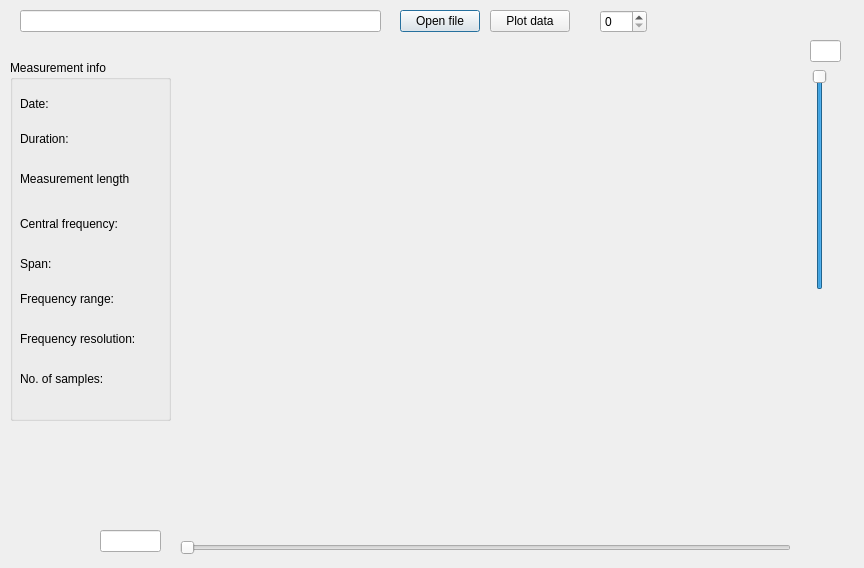
Old version of the form loaddata.ui in the repository petrsvobodnik/DP.
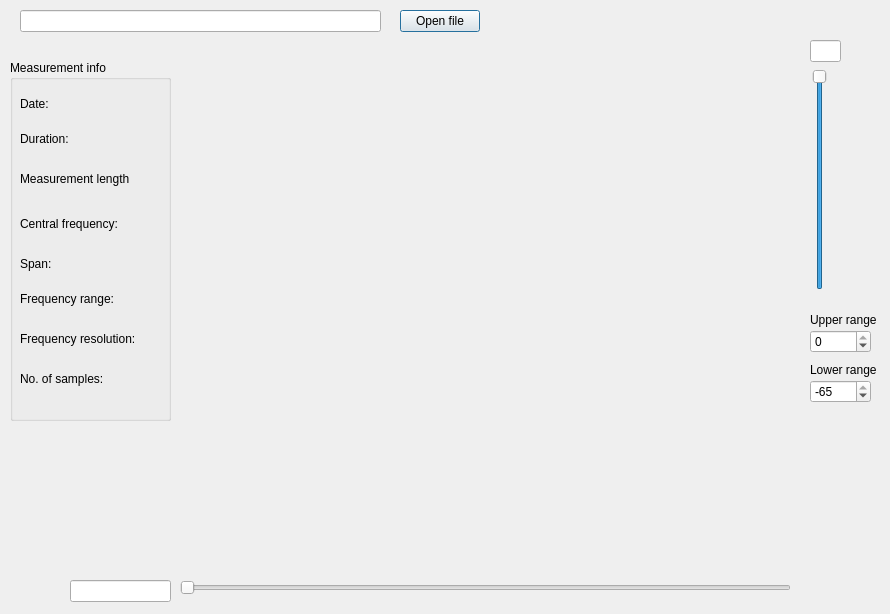
New version of the form. Custom widgets are drawn as their Qt base class.

What changed in the file:
```diff
--- a/loaddata.ui
+++ b/loaddata.ui
@@ -6,8 +6,8 @@
    <rect>
     <x>0</x>
     <y>0</y>
-    <width>864</width>
-    <height>568</height>
+    <width>890</width>
+    <height>614</height>
    </rect>
   </property>
   <property name="windowTitle">
@@ -29,7 +29,7 @@
      <x>180</x>
      <y>300</y>
      <width>621</width>
-     <height>211</height>
+     <height>251</height>
     </rect>
    </property>
   </widget>
@@ -181,34 +181,11 @@
     <string>Open file</string>
    </property>
   </widget>
-  <widget class="QPushButton" name="PBplotData">
-   <property name="geometry">
-    <rect>
-     <x>490</x>
-     <y>10</y>
-     <width>80</width>
-     <height>22</height>
-    </rect>
-   </property>
-   <property name="text">
-    <string>Plot data</string>
-   </property>
-  </widget>
-  <widget class="QSpinBox" name="SBsamplesShown">
-   <property name="geometry">
-    <rect>
-     <x>600</x>
-     <y>10</y>
-     <width>47</width>
-     <height>23</height>
-    </rect>
-   </property>
-  </widget>
   <widget class="QSlider" name="SliderTime">
    <property name="geometry">
     <rect>
      <x>180</x>
-     <y>540</y>
+     <y>580</y>
      <width>611</width>
      <height>16</height>
     </rect>
@@ -252,13 +229,77 @@
   <widget class="QLineEdit" name="LEtime">
    <property name="geometry">
     <rect>
-     <x>100</x>
-     <y>530</y>
-     <width>61</width>
+     <x>70</x>
+     <y>580</y>
+     <width>101</width>
      <height>22</height>
     </rect>
    </property>
   </widget>
+  <widget class="QLabel" name="label_5">
+   <property name="geometry">
+    <rect>
+     <x>810</x>
+     <y>360</y>
+     <width>81</width>
+     <height>20</height>
+    </rect>
+   </property>
+   <property name="text">
+    <string>Lower range</string>
+   </property>
+  </widget>
+  <widget class="QSpinBox" name="SBlowerRange">
+   <property name="geometry">
+    <rect>
+     <x>810</x>
+     <y>380</y>
+     <width>61</width>
+     <height>23</height>
+    </rect>
+   </property>
+   <property name="minimum">
+    <number>-110</number>
+   </property>
+   <property name="maximum">
+    <number>-65</number>
+   </property>
+   <property name="singleStep">
+    <number>5</number>
+   </property>
+  </widget>
+  <widget class="QLabel" name="label_4">
+   <property name="geometry">
+    <rect>
+     <x>810</x>
+     <y>310</y>
+     <width>81</width>
+     <height>20</height>
+    </rect>
+   </property>
+   <property name="text">
+    <string>Upper range</string>
+   </property>
+  </widget>
+  <widget class="QSpinBox" name="SBupperRange">
+   <property name="geometry">
+    <rect>
+     <x>810</x>
+     <y>330</y>
+     <width>61</width>
+     <height>23</height>
+    </rect>
+   </property>
+   <property name="minimum">
+    <number>-60</number>
+   </property>
+   <property name="maximum">
+    <number>0</number>
+   </property>
+   <property name="singleStep">
+    <number>5</number>
+   </property>
+  </widget>
  </widget>
  <customwidgets>
   <customwidget>
```
Left out of the diff: 3 changed lines with no effect on the pictures.
